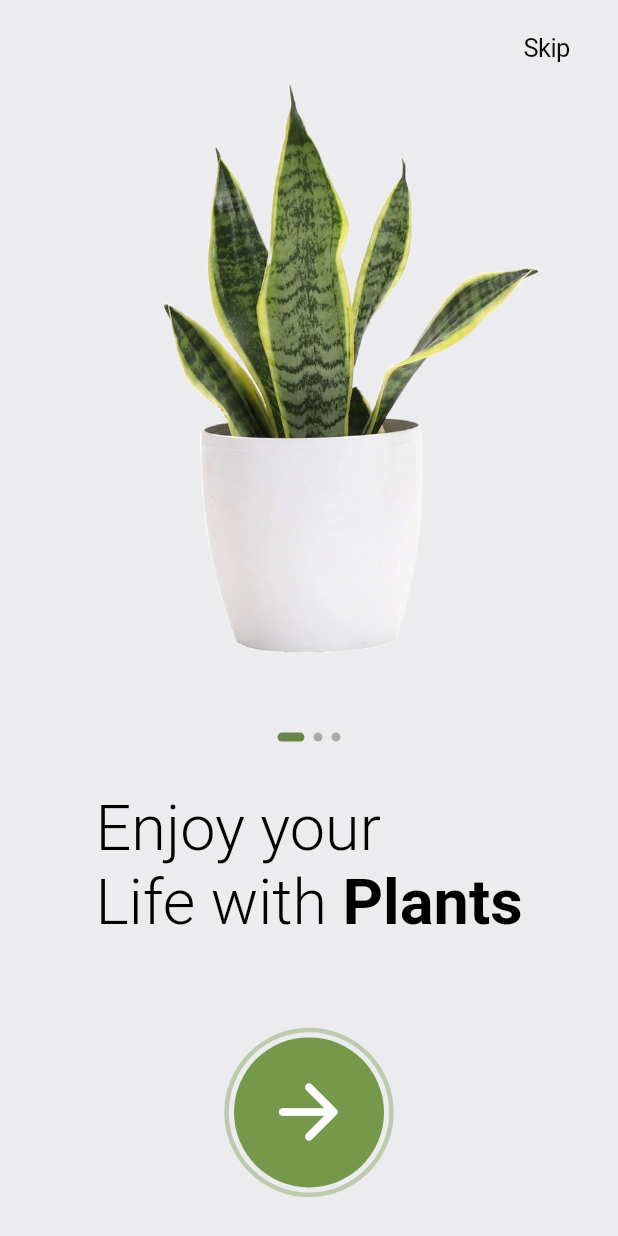
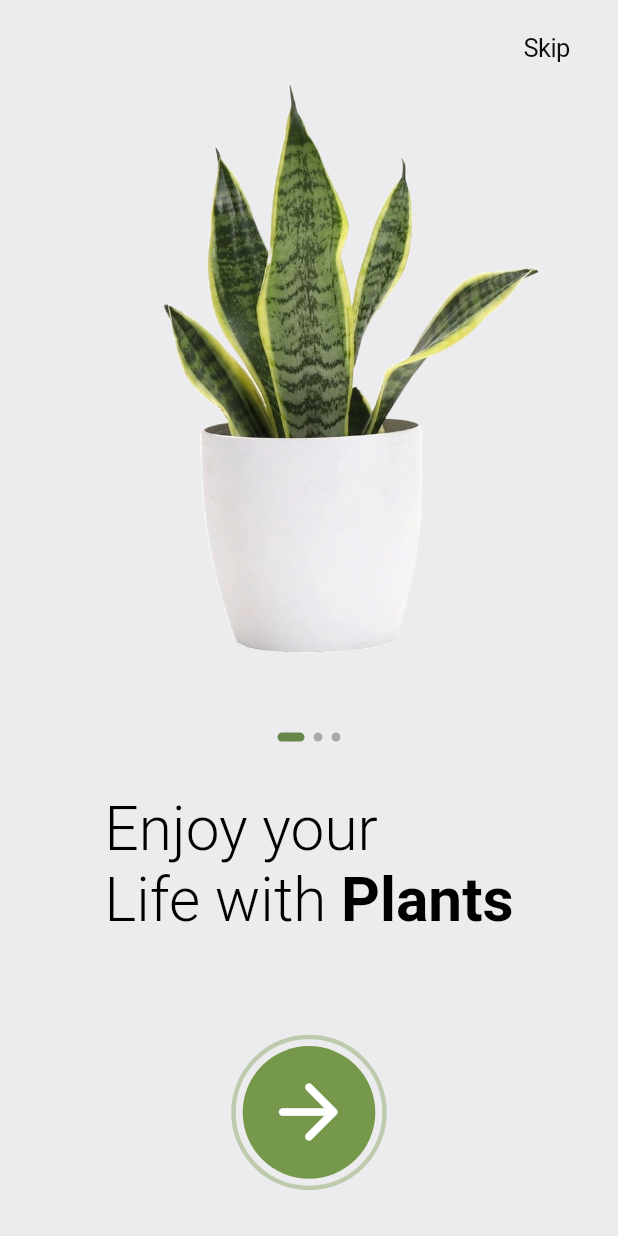
Before and after one commit to ViktorKirjanov/plants_ui_challenge, a Flutter app: the screen it shows after launch, on a phone screen of 412 x 824 dp. Run offline on Flutter 3.47's test engine with Material 2 defaults, Android fonts, the phone set to English and light mode, and no system bars; drawn by our look-alikes of smooth_page_indicator; our stand-ins replace equatable, flutter_bloc, flutter_screenutil, flutter_svg, like_button, loading_animation_widget.

Commit message:
feat: add flutter_screenutil

```diff
--- a/lib/main.dart
+++ b/lib/main.dart
@@ -2,6 +2,7 @@ import 'package:flutter/foundation.dart';
 import 'package:flutter/material.dart';
 import 'package:flutter/services.dart';
 import 'package:flutter_bloc/flutter_bloc.dart';
+import 'package:flutter_screenutil/flutter_screenutil.dart';
 import 'package:plants_ui_challenge/blocs/bloc_observer.dart';
 import 'package:plants_ui_challenge/pages/init_page/init_page.dart';
 import 'package:plants_ui_challenge/styles/themes.dart';
@@ -20,10 +21,13 @@ class MyApp extends StatelessWidget {
   const MyApp({super.key});
 
   @override
-  Widget build(BuildContext context) => MaterialApp(
-        title: 'Plants UI Challenge',
-        debugShowCheckedModeBanner: false,
-        theme: AppTheme.light,
-        home: const InitPage(),
+  Widget build(BuildContext context) => ScreenUtilInit(
+        designSize: const Size(430, 932),
+        child: MaterialApp(
+          title: 'Plants UI Challenge',
+          debugShowCheckedModeBanner: false,
+          theme: AppTheme.light,
+          home: const InitPage(),
+        ),
       );
 }
--- a/lib/pages/init_page/_widgets/circle_animaion.dart
+++ b/lib/pages/init_page/_widgets/circle_animaion.dart
@@ -2,9 +2,14 @@ import 'package:flutter/material.dart';
 import 'package:plants_ui_challenge/styles/colors.dart';
 
 class AnimatedCircle extends StatefulWidget {
-  const AnimatedCircle({super.key, required this.containerHeight});
+  const AnimatedCircle({
+    super.key,
+    required this.minSize,
+    required this.maxSize,
+  });
 
-  final double containerHeight;
+  final double minSize;
+  final double maxSize;
 
   @override
   AnimatedCircleState createState() => AnimatedCircleState();
@@ -36,8 +41,8 @@ class AnimatedCircleState extends State<AnimatedCircle> with SingleTickerProvide
           builder: (context, child) => Opacity(
             opacity: 1.0 - _controller.value,
             child: Container(
-              width: 100 + _controller.value * (widget.containerHeight - 100),
-              height: 100 + _controller.value * (widget.containerHeight - 100),
+              width: widget.minSize + _controller.value * (widget.maxSize - widget.minSize),
+              height: widget.minSize + _controller.value * (widget.maxSize - widget.minSize),
               decoration: BoxDecoration(
                 shape: BoxShape.circle,
                 border: Border.all(
--- a/lib/pages/init_page/_widgets/next_button.dart
+++ b/lib/pages/init_page/_widgets/next_button.dart
@@ -1,4 +1,5 @@
 import 'package:flutter/material.dart';
+import 'package:flutter_screenutil/flutter_screenutil.dart';
 import 'package:plants_ui_challenge/pages/init_page/_widgets/circle_animaion.dart';
 import 'package:plants_ui_challenge/pages/products_page/products_page.dart';
 import 'package:plants_ui_challenge/styles/colors.dart';
@@ -12,11 +13,14 @@ class NextButton extends StatelessWidget {
         child: LayoutBuilder(
           builder: (BuildContext context, BoxConstraints constraints) => Stack(
             children: [
-              AnimatedCircle(containerHeight: constraints.maxHeight),
+              AnimatedCircle(
+                minSize: ScreenUtil().radius(100),
+                maxSize: constraints.maxHeight,
+              ),
               Center(
                 child: SizedBox(
-                  height: 100.0,
-                  width: 100.0,
+                  height: ScreenUtil().radius(100),
+                  width: ScreenUtil().radius(100),
                   child: TextButton(
                     style: ButtonStyle(
                       backgroundColor: MaterialStateProperty.all(AppColors.green),
--- a/lib/pages/init_page/_widgets/slogan.dart
+++ b/lib/pages/init_page/_widgets/slogan.dart
@@ -1,4 +1,5 @@
 import 'package:flutter/material.dart';
+import 'package:flutter_screenutil/flutter_screenutil.dart';
 
 class Slogan extends StatelessWidget {
   const Slogan({super.key});
@@ -8,14 +9,14 @@ class Slogan extends StatelessWidget {
         flex: 2,
         child: Center(
           child: RichText(
-            text: const TextSpan(
+            text: TextSpan(
               text: 'Enjoy your\n',
               style: TextStyle(
                 color: Colors.black,
-                fontSize: 42,
+                fontSize: ScreenUtil().setSp(42.0),
                 fontWeight: FontWeight.w300,
               ),
-              children: <TextSpan>[
+              children: const <TextSpan>[
                 TextSpan(
                   text: 'Life with ',
                   style: TextStyle(),
--- a/lib/pages/product_page/_widgets/bottom_info_card.dart
+++ b/lib/pages/product_page/_widgets/bottom_info_card.dart
@@ -1,4 +1,5 @@
 import 'package:flutter/material.dart';
+import 'package:flutter_screenutil/flutter_screenutil.dart';
 import 'package:plants_ui_challenge/models/product_model.dart';
 import 'package:plants_ui_challenge/pages/product_page/_widgets/info_icon.dart';
 import 'package:plants_ui_challenge/styles/colors.dart';
@@ -75,8 +76,8 @@ class BottomInfoCard extends StatelessWidget {
                     ),
                   ),
                   SizedBox(
-                    height: 80.0,
-                    width: 210.0,
+                    height: ScreenUtil().setHeight(80.0),
+                    width: ScreenUtil().setWidth(210.0),
                     child: TextButton(
                       style: ButtonStyle(
                         backgroundColor: MaterialStateProperty.all(AppColors.green2),
--- a/pubspec.yaml
+++ b/pubspec.yaml
@@ -42,6 +42,7 @@ dependencies:
   equatable: ^2.0.5
   loading_animation_widget: ^1.2.0+4
   like_button: ^2.0.5
+  flutter_screenutil: ^5.9.0
 
 dev_dependencies:
   flutter_test:
```
Also changed, not shown: lib/pages/products_page/_widgets/product_card.dart (+24 -39 lines), lib/pages/products_page/_widgets/product_like_button.dart (added, +41 -0 lines), lib/pages/products_page/products_page.dart (+18 -5 lines), pubspec.lock.
